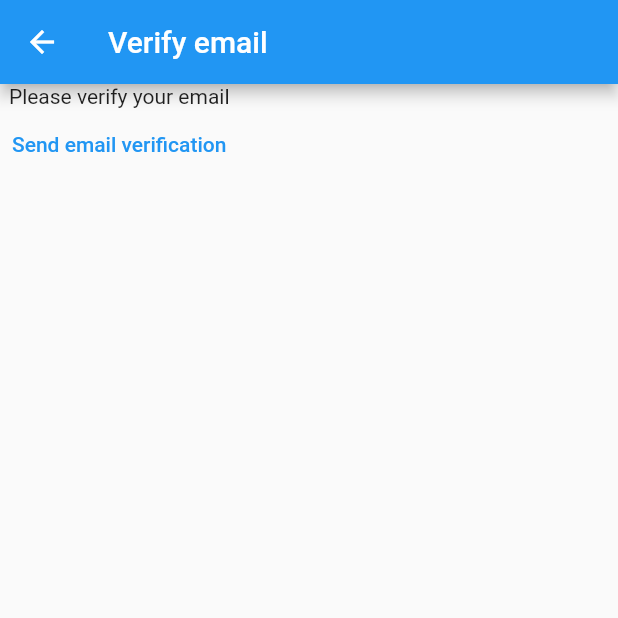
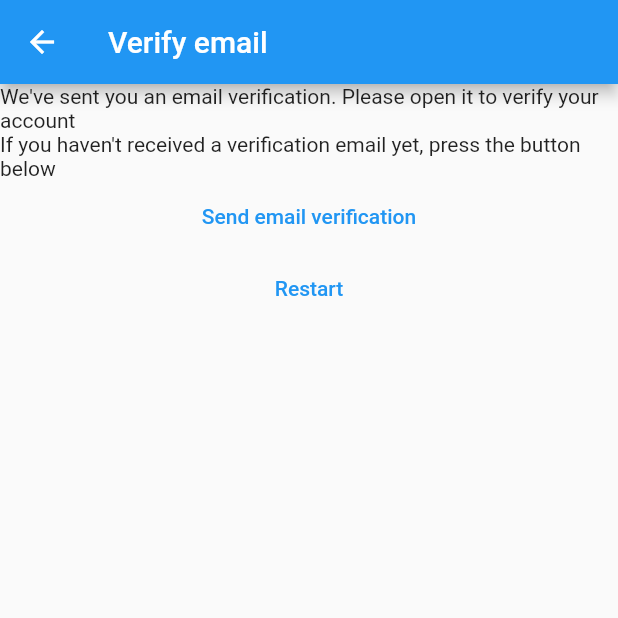
Before and after one commit to dadaxon0019/free-flutter-course-Vandad, a Flutter app: the VerifyEmailView screen opened directly, on a phone screen of 412 x 824 dp, the top half of it. Run offline on Flutter 3.47's test engine with Material 2 defaults, Android fonts, the phone set to English and light mode, and no system bars; our stand-ins replace firebase_auth, firebase_core; accounts and stored records are empty.

```diff
--- a/lib/constants/routes.dart
+++ b/lib/constants/routes.dart
@@ -1,3 +1,4 @@
 const loginRoute = '/login/';
 const registerRoute = '/register/';
 const notesRoute = '/notes/';
+const verifyEmailRoute = '/verify-email/';
--- a/lib/main.dart
+++ b/lib/main.dart
@@ -20,6 +20,7 @@
       loginRoute: (context) => const LoginView(),
       registerRoute: (context) => const RegisterView(),
       notesRoute: (context) => const NotesView(),
+      verifyEmailRoute: (context) => const VerifyEmailView(),
     },
   ));
 }
--- a/lib/view/verify_email.dart
+++ b/lib/view/verify_email.dart
@@ -1,5 +1,6 @@
 import 'package:firebase_auth/firebase_auth.dart';
 import 'package:flutter/material.dart';
+import 'package:free_flutter_course/constants/routes.dart';
 
 class VerifyEmailView extends StatefulWidget {
   const VerifyEmailView({super.key});
@@ -15,7 +16,10 @@
       appBar: AppBar(title: const Text('Verify email')),
       body: Column(
         children: [
-          const Text('Please verify your email'),
+          const Text(
+              "We've sent you an email verification. Please open it to verify your account"),
+          const Text(
+              "If you haven't received a verification email yet, press the button below"),
           TextButton(
             onPressed: () async {
               final user = FirebaseAuth.instance.currentUser;
@@ -23,6 +27,14 @@
             },
             child: const Text('Send email verification'),
           ),
+          TextButton(
+            onPressed: () async {
+              await FirebaseAuth.instance.signOut();
+              Navigator.of(context)
+                  .pushNamedAndRemoveUntil(registerRoute, (route) => false);
+            },
+            child: const Text('Restart'),
+          ),
         ],
       ),
     );
```
Also changed, not shown: lib/view/regist_view.dart (+26 -8 lines).
